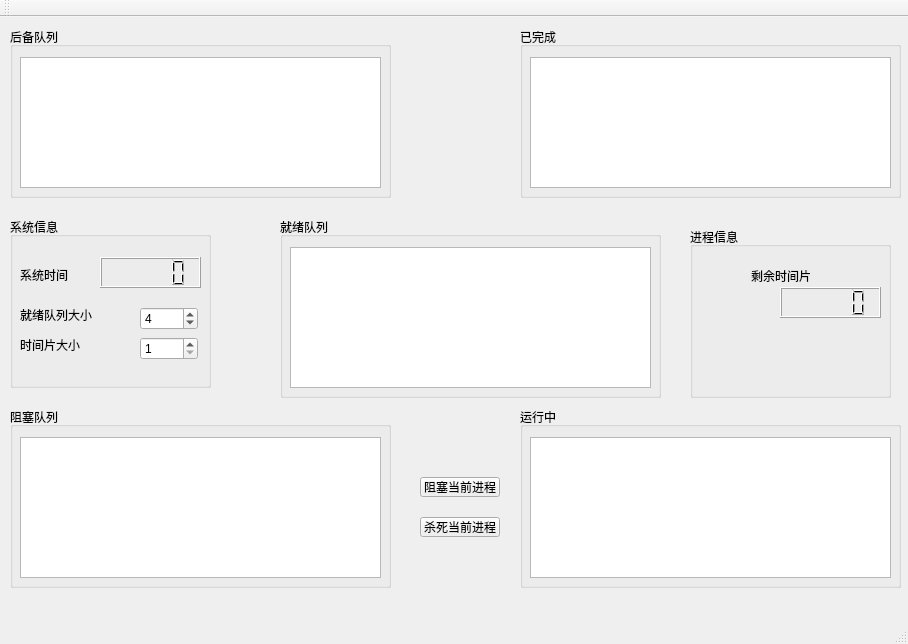
The window that mainwindow.ui (whllhw/OS_Experiment) describes before a commit, drawn with Qt 5.
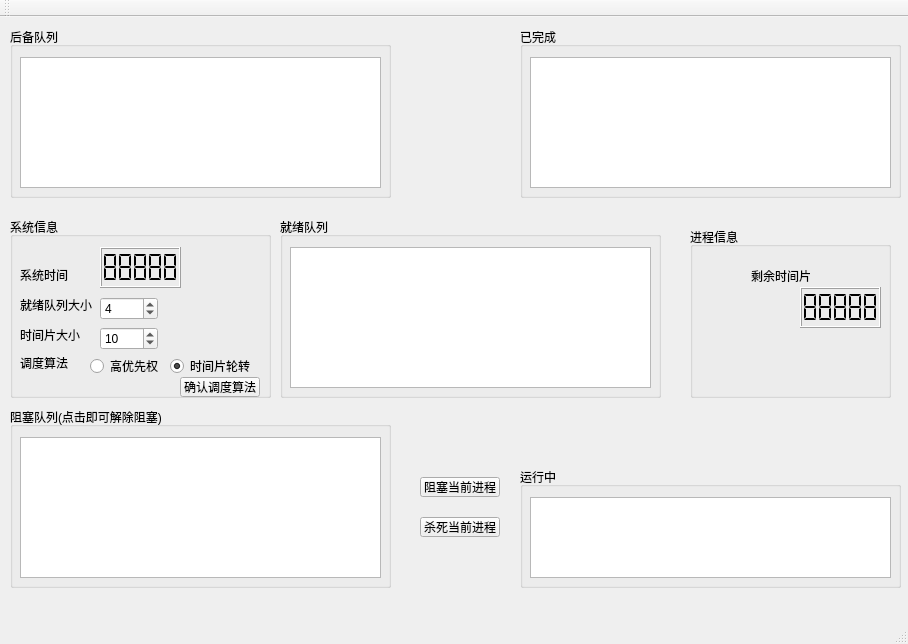
The same window after the commit.

The edit to the form file:
```diff
--- a/mainwindow.ui
+++ b/mainwindow.ui
@@ -103,7 +103,7 @@
      </rect>
     </property>
     <property name="title">
-     <string>阻塞队列</string>
+     <string>阻塞队列(点击即可解除阻塞)</string>
     </property>
     <property name="flat">
      <bool>false</bool>
@@ -138,9 +138,9 @@
     <property name="geometry">
      <rect>
       <x>520</x>
-      <y>390</y>
+      <y>450</y>
       <width>381</width>
-      <height>181</height>
+      <height>121</height>
      </rect>
     </property>
     <property name="title">
@@ -158,7 +158,7 @@
        <x>10</x>
        <y>30</y>
        <width>361</width>
-       <height>141</height>
+       <height>81</height>
       </rect>
      </property>
      <attribute name="horizontalHeaderDefaultSectionSize">
@@ -244,8 +244,8 @@
      <rect>
       <x>10</x>
       <y>200</y>
-      <width>201</width>
-      <height>171</height>
+      <width>261</width>
+      <height>181</height>
      </rect>
     </property>
     <property name="title">
@@ -268,7 +268,7 @@
      <property name="geometry">
       <rect>
        <x>10</x>
-       <y>120</y>
+       <y>110</y>
        <width>60</width>
        <height>16</height>
       </rect>
@@ -280,8 +280,8 @@
     <widget class="QSpinBox" name="spinBox">
      <property name="geometry">
       <rect>
-       <x>130</x>
-       <y>120</y>
+       <x>90</x>
+       <y>110</y>
        <width>58</width>
        <height>23</height>
       </rect>
@@ -293,24 +293,14 @@
       <number>2000</number>
      </property>
      <property name="value">
-      <number>1</number>
-     </property>
-    </widget>
-    <widget class="QLCDNumber" name="lcdNumber_3">
-     <property name="geometry">
-      <rect>
-       <x>90</x>
-       <y>40</y>
-       <width>101</width>
-       <height>31</height>
-      </rect>
+      <number>10</number>
      </property>
     </widget>
     <widget class="QSpinBox" name="spinBox_2">
      <property name="geometry">
       <rect>
-       <x>130</x>
-       <y>90</y>
+       <x>90</x>
+       <y>80</y>
        <width>58</width>
        <height>23</height>
       </rect>
@@ -329,7 +319,7 @@
      <property name="geometry">
       <rect>
        <x>10</x>
-       <y>90</y>
+       <y>80</y>
        <width>81</width>
        <height>16</height>
       </rect>
@@ -338,6 +328,80 @@
       <string>就绪队列大小</string>
      </property>
     </widget>
+    <widget class="QLabel" name="label_5">
+     <property name="geometry">
+      <rect>
+       <x>10</x>
+       <y>140</y>
+       <width>54</width>
+       <height>12</height>
+      </rect>
+     </property>
+     <property name="text">
+      <string>调度算法</string>
+     </property>
+    </widget>
+    <widget class="QRadioButton" name="radioButton">
+     <property name="geometry">
+      <rect>
+       <x>80</x>
+       <y>140</y>
+       <width>91</width>
+       <height>18</height>
+      </rect>
+     </property>
+     <property name="text">
+      <string>高优先权</string>
+     </property>
+     <property name="checked">
+      <bool>false</bool>
+     </property>
+    </widget>
+    <widget class="QRadioButton" name="radioButton_2">
+     <property name="geometry">
+      <rect>
+       <x>160</x>
+       <y>140</y>
+       <width>91</width>
+       <height>18</height>
+      </rect>
+     </property>
+     <property name="text">
+      <string>时间片轮转</string>
+     </property>
+     <property name="checked">
+      <bool>true</bool>
+     </property>
+    </widget>
+    <widget class="QPushButton" name="pushButton_3">
+     <property name="geometry">
+      <rect>
+       <x>170</x>
+       <y>160</y>
+       <width>80</width>
+       <height>20</height>
+      </rect>
+     </property>
+     <property name="text">
+      <string>确认调度算法</string>
+     </property>
+    </widget>
+    <widget class="QLCDNumber" name="lcdNumber_3">
+     <property name="geometry">
+      <rect>
+       <x>90</x>
+       <y>30</y>
+       <width>81</width>
+       <height>41</height>
+      </rect>
+     </property>
+     <property name="segmentStyle">
+      <enum>QLCDNumber::Flat</enum>
+     </property>
+     <property name="intValue" stdset="0">
+      <number>88888</number>
+     </property>
+    </widget>
    </widget>
    <widget class="QGroupBox" name="groupBox">
     <property name="geometry">
@@ -367,12 +431,18 @@
     <widget class="QLCDNumber" name="lcdNumber_4">
      <property name="geometry">
       <rect>
-       <x>90</x>
+       <x>110</x>
        <y>60</y>
-       <width>101</width>
-       <height>31</height>
+       <width>81</width>
+       <height>41</height>
       </rect>
      </property>
+     <property name="segmentStyle">
+      <enum>QLCDNumber::Flat</enum>
+     </property>
+     <property name="intValue" stdset="0">
+      <number>88888</number>
+     </property>
     </widget>
    </widget>
   </widget>
```
